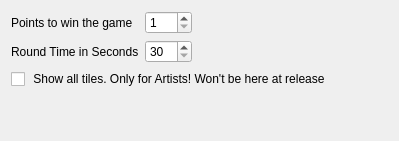
Above: src/generalsettings.ui from KDE/granatier before the change. Below: the same form after it.
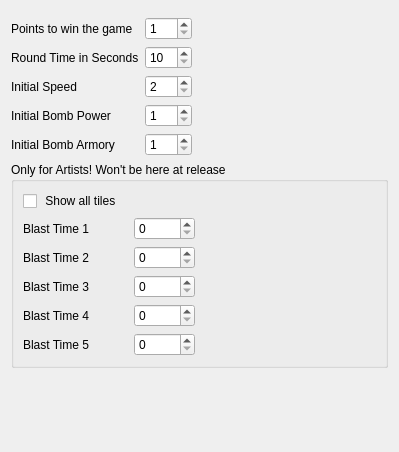
That is the form after the change.

What changed in the file:
```diff
--- a/src/generalsettings.ui
+++ b/src/generalsettings.ui
@@ -7,65 +7,191 @@
     <x>0</x>
     <y>0</y>
     <width>388</width>
-    <height>141</height>
+    <height>452</height>
    </rect>
   </property>
   <layout class="QGridLayout" name="gridLayout">
-   <item row="0" column="0">
-    <widget class="QLabel" name="label_2">
-     <property name="text">
-      <string>Points to win the game</string>
-     </property>
-    </widget>
-   </item>
-   <item row="0" column="1">
-    <widget class="QSpinBox" name="kcfg_PointsToWin">
-     <property name="minimum">
-      <number>1</number>
-     </property>
-     <property name="maximum">
-      <number>20</number>
-     </property>
-    </widget>
-   </item>
-   <item row="0" column="2" rowspan="2">
-    <spacer name="horizontalSpacer">
-     <property name="orientation">
-      <enum>Qt::Horizontal</enum>
-     </property>
-     <property name="sizeHint" stdset="0">
-      <size>
-       <width>0</width>
-       <height>20</height>
-      </size>
-     </property>
-    </spacer>
-   </item>
-   <item row="1" column="0">
+   <item row="3" column="0">
     <widget class="QLabel" name="label_3">
      <property name="text">
       <string>Round Time in Seconds</string>
      </property>
     </widget>
    </item>
-   <item row="1" column="1">
+   <item row="3" column="1">
     <widget class="QSpinBox" name="kcfg_RoundTime">
      <property name="minimum">
-      <number>30</number>
+      <number>10</number>
      </property>
      <property name="maximum">
       <number>600</number>
      </property>
     </widget>
    </item>
-   <item row="2" column="0" colspan="3">
-    <widget class="QCheckBox" name="kcfg_ShowAllTiles">
+   <item row="1" column="2" rowspan="3">
+    <spacer name="horizontalSpacer">
+     <property name="orientation">
+      <enum>Qt::Horizontal</enum>
+     </property>
+     <property name="sizeHint" stdset="0">
+      <size>
+       <width>0</width>
+       <height>20</height>
+      </size>
+     </property>
+    </spacer>
+   </item>
+   <item row="4" column="0">
+    <widget class="QLabel" name="label_4">
      <property name="text">
-      <string> Show all tiles. Only for Artists! Won't be here at release</string>
+      <string>Initial Speed</string>
      </property>
     </widget>
    </item>
-   <item row="3" column="0" colspan="3">
+   <item row="4" column="1">
+    <widget class="QSpinBox" name="kcfg_InitialSpeed">
+     <property name="minimum">
+      <number>2</number>
+     </property>
+     <property name="maximum">
+      <number>10</number>
+     </property>
+    </widget>
+   </item>
+   <item row="5" column="0">
+    <widget class="QLabel" name="label_5">
+     <property name="text">
+      <string>Initial Bomb Power</string>
+     </property>
+    </widget>
+   </item>
+   <item row="5" column="1">
+    <widget class="QSpinBox" name="kcfg_InitialBombPower">
+     <property name="minimum">
+      <number>1</number>
+     </property>
+     <property name="maximum">
+      <number>10</number>
+     </property>
+    </widget>
+   </item>
+   <item row="6" column="0">
+    <widget class="QLabel" name="label_6">
+     <property name="text">
+      <string>Initial Bomb Armory</string>
+     </property>
+    </widget>
+   </item>
+   <item row="6" column="1">
+    <widget class="QSpinBox" name="kcfg_InitialBombArmory">
+     <property name="minimum">
+      <number>1</number>
+     </property>
+     <property name="maximum">
+      <number>10</number>
+     </property>
+    </widget>
+   </item>
+   <item row="7" column="0" colspan="3">
+    <widget class="QGroupBox" name="groupBox">
+     <property name="title">
+      <string>Only for Artists! Won't be here at release</string>
+     </property>
+     <layout class="QGridLayout" name="gridLayout_2">
+      <item row="0" column="0">
+       <widget class="QCheckBox" name="kcfg_ShowAllTiles">
+        <property name="text">
+         <string> Show all tiles</string>
+        </property>
+       </widget>
+      </item>
+      <item row="2" column="0">
+       <widget class="QLabel" name="label_9">
+        <property name="text">
+         <string>Blast Time 2</string>
+        </property>
+       </widget>
+      </item>
+      <item row="5" column="0">
+       <widget class="QLabel" name="label_8">
+        <property name="text">
+         <string>Blast Time 3</string>
+        </property>
+       </widget>
+      </item>
+      <item row="5" column="2">
+       <widget class="QSpinBox" name="kcfg_BlastTime3">
+        <property name="maximum">
+         <number>10000</number>
+        </property>
+       </widget>
+      </item>
+      <item row="1" column="2">
+       <widget class="QSpinBox" name="kcfg_BlastTime1">
+        <property name="maximum">
+         <number>10000</number>
+        </property>
+       </widget>
+      </item>
+      <item row="2" column="2">
+       <widget class="QSpinBox" name="kcfg_BlastTime2">
+        <property name="maximum">
+         <number>10000</number>
+        </property>
+       </widget>
+      </item>
+      <item row="2" column="3">
+       <spacer name="horizontalSpacer_2">
+        <property name="orientation">
+         <enum>Qt::Horizontal</enum>
+        </property>
+        <property name="sizeHint" stdset="0">
+         <size>
+          <width>40</width>
+          <height>20</height>
+         </size>
+        </property>
+       </spacer>
+      </item>
+      <item row="1" column="0" colspan="2">
+       <widget class="QLabel" name="label_7">
+        <property name="text">
+         <string>Blast Time 1</string>
+        </property>
+       </widget>
+      </item>
+      <item row="8" column="0">
+       <widget class="QLabel" name="label_10">
+        <property name="text">
+         <string>Blast Time 5</string>
+        </property>
+       </widget>
+      </item>
+      <item row="8" column="2">
+       <widget class="QSpinBox" name="kcfg_BlastTime5">
+        <property name="maximum">
+         <number>10000</number>
+        </property>
+       </widget>
+      </item>
+      <item row="6" column="2">
+       <widget class="QSpinBox" name="kcfg_BlastTime4">
+        <property name="maximum">
+         <number>10000</number>
+        </property>
+       </widget>
+      </item>
+      <item row="6" column="0">
+       <widget class="QLabel" name="label_11">
+        <property name="text">
+         <string>Blast Time 4</string>
+        </property>
+       </widget>
+      </item>
+     </layout>
+    </widget>
+   </item>
+   <item row="8" column="0" colspan="3">
     <spacer name="verticalSpacer">
      <property name="orientation">
       <enum>Qt::Vertical</enum>
@@ -78,6 +204,23 @@
      </property>
     </spacer>
    </item>
+   <item row="2" column="1">
+    <widget class="QSpinBox" name="kcfg_PointsToWin">
+     <property name="minimum">
+      <number>1</number>
+     </property>
+     <property name="maximum">
+      <number>20</number>
+     </property>
+    </widget>
+   </item>
+   <item row="2" column="0">
+    <widget class="QLabel" name="label_2">
+     <property name="text">
+      <string>Points to win the game</string>
+     </property>
+    </widget>
+   </item>
   </layout>
  </widget>
  <resources/>
```
